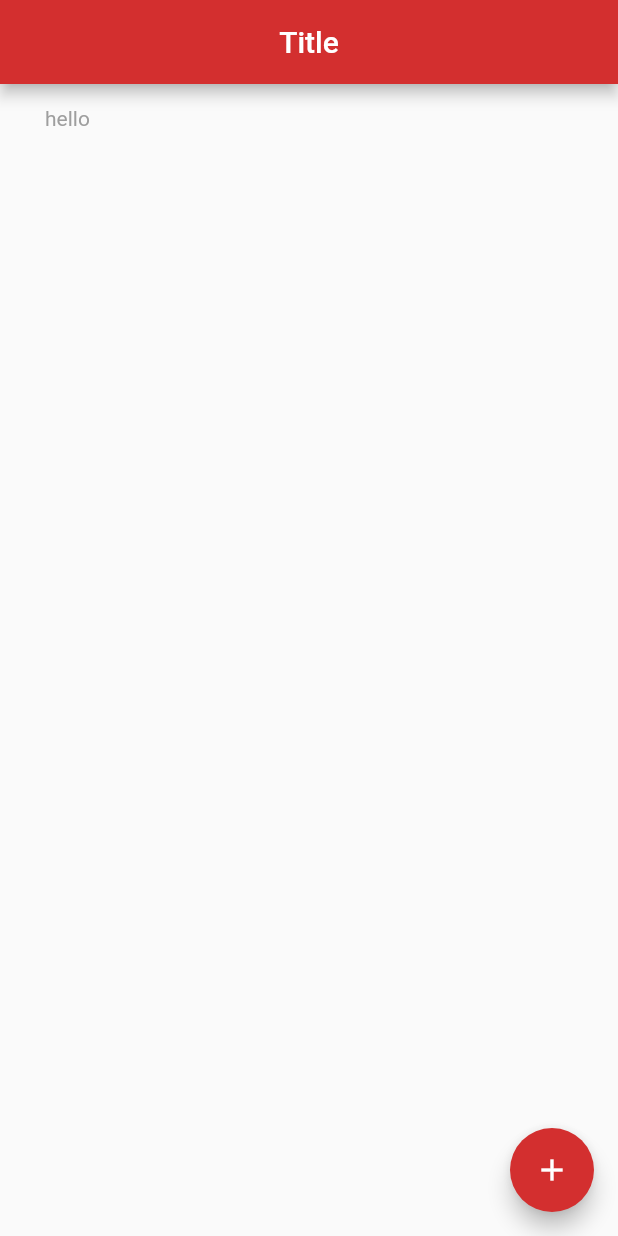
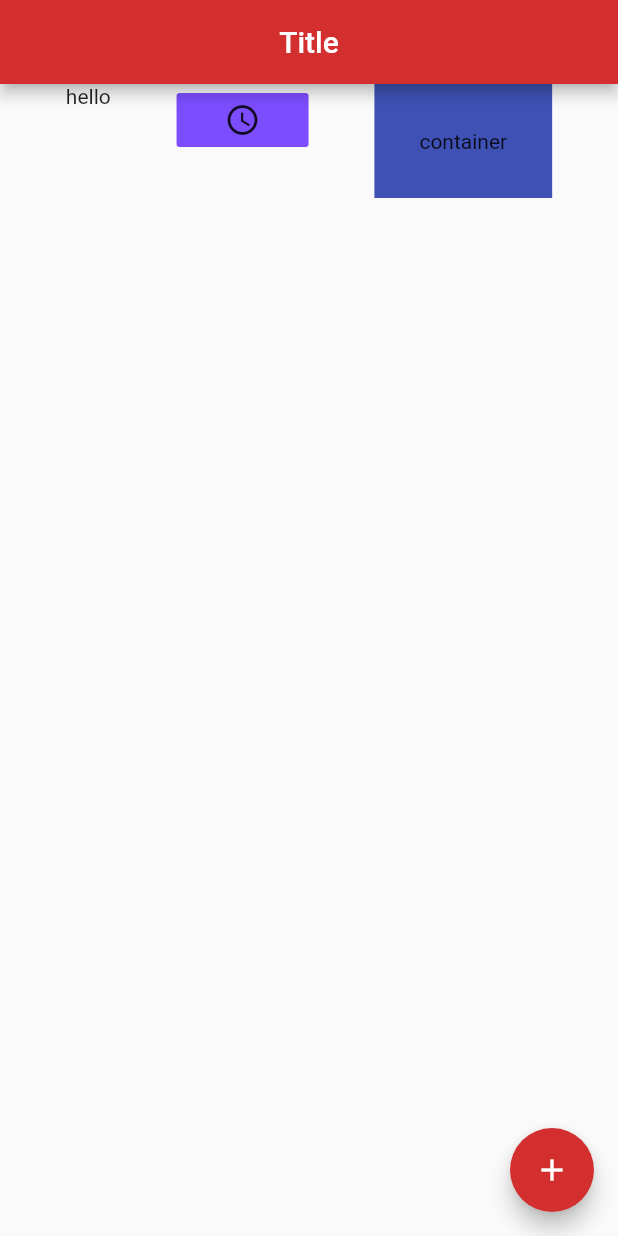
Before and after one commit to srtulon/flutter-projects, a Flutter app: the screen it shows after launch, on a phone screen of 412 x 824 dp. Run offline on Flutter 3.47's test engine with Material 2 defaults, Android fonts, the phone set to English and light mode, and no system bars.

Commit message:
Update main.dart

```diff
--- a/flutter_app/lib/main.dart
+++ b/flutter_app/lib/main.dart
@@ -17,14 +17,25 @@ class Home extends StatelessWidget {
         title: Text('Title'),
         centerTitle: true,
       ),
-      body: Padding(
-        padding: EdgeInsets.fromLTRB(30, 15, 20, 25),
-        child: Text(
-          'hello',
-          style: TextStyle(
-            color: Colors.grey,
-          )
-        ),
+      body: Row(
+        mainAxisAlignment: MainAxisAlignment.spaceEvenly ,
+        crossAxisAlignment: CrossAxisAlignment.start,
+        children: [
+          Text('hello'),
+          FlatButton(
+            onPressed: (){},
+            color: Colors.deepPurpleAccent,
+            child: Icon(
+              Icons.watch_later_outlined,
+            ),
+          ),
+          Container(
+            color: Colors.indigo,
+            padding: EdgeInsets.all(30),
+            child: Text('container'),
+          ),
+
+        ],
       ),
       floatingActionButton: FloatingActionButton(
         onPressed: () {},
```
